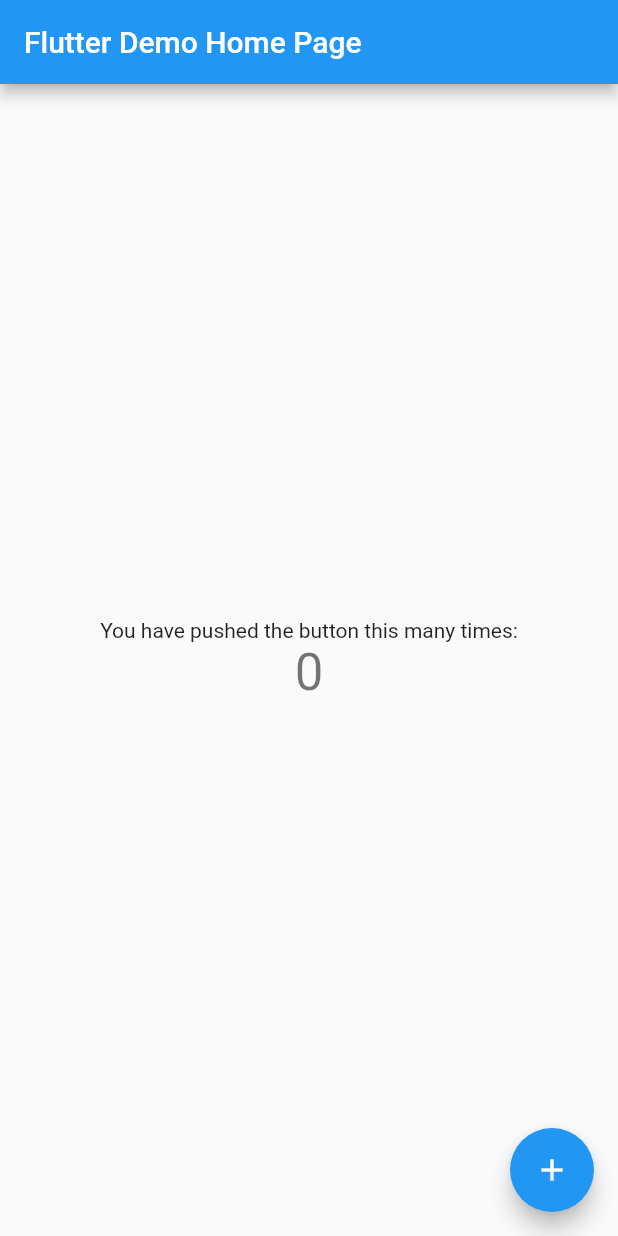
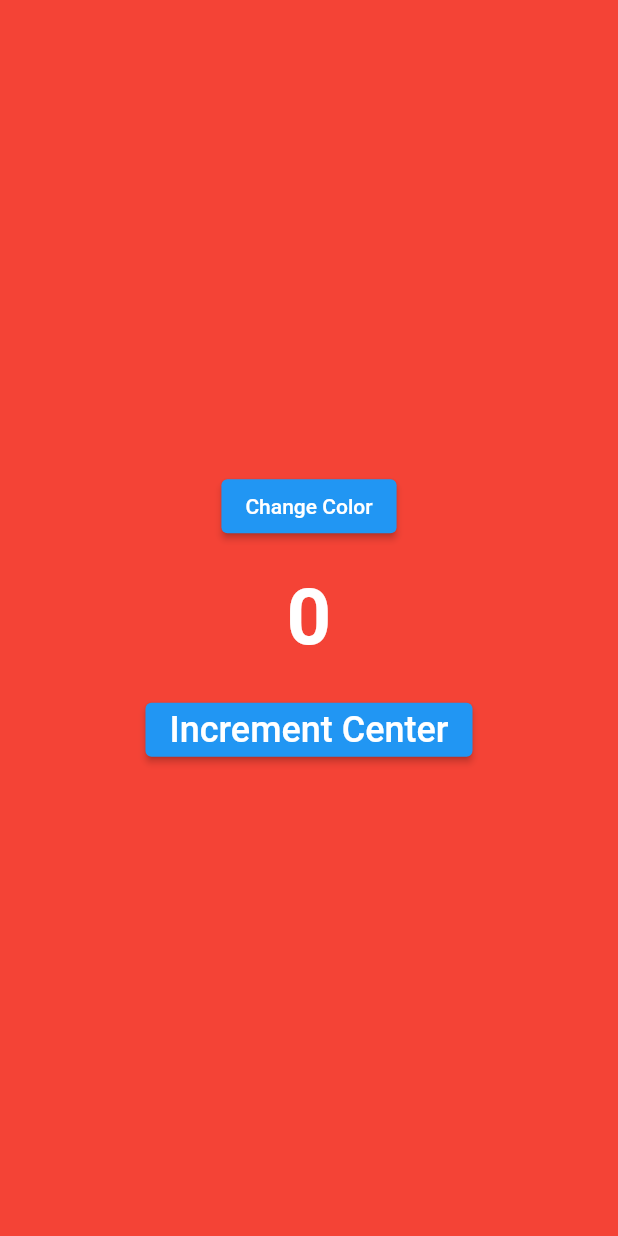
Before and after one commit to rsyd29/cubit2cubit_listener, a Flutter app: the screen it shows after launch, on a phone screen of 412 x 824 dp. Run offline on Flutter 3.47's test engine with Material 2 defaults, Android fonts, the phone set to English and light mode, and no system bars.

Commit message:
Create UI on MyHomePage

```diff
--- a/lib/main.dart
+++ b/lib/main.dart
@@ -7,109 +7,61 @@ void main() {
 class MyApp extends StatelessWidget {
   const MyApp({Key? key}) : super(key: key);
 
-  // This widget is the root of your application.
   @override
   Widget build(BuildContext context) {
     return MaterialApp(
       title: 'Flutter Demo',
       theme: ThemeData(
-        // This is the theme of your application.
-        //
-        // Try running your application with "flutter run". You'll see the
-        // application has a blue toolbar. Then, without quitting the app, try
-        // changing the primarySwatch below to Colors.green and then invoke
-        // "hot reload" (press "r" in the console where you ran "flutter run",
-        // or simply save your changes to "hot reload" in a Flutter IDE).
-        // Notice that the counter didn't reset back to zero; the application
-        // is not restarted.
         primarySwatch: Colors.blue,
       ),
-      home: const MyHomePage(title: 'Flutter Demo Home Page'),
+      home: const MyHomePage(),
     );
   }
 }
 
-class MyHomePage extends StatefulWidget {
-  const MyHomePage({Key? key, required this.title}) : super(key: key);
-
-  // This widget is the home page of your application. It is stateful, meaning
-  // that it has a State object (defined below) that contains fields that affect
-  // how it looks.
-
-  // This class is the configuration for the state. It holds the values (in this
-  // case the title) provided by the parent (in this case the App widget) and
-  // used by the build method of the State. Fields in a Widget subclass are
-  // always marked "final".
-
-  final String title;
-
-  @override
-  State<MyHomePage> createState() => _MyHomePageState();
-}
-
-class _MyHomePageState extends State<MyHomePage> {
-  int _counter = 0;
-
-  void _incrementCounter() {
-    setState(() {
-      // This call to setState tells the Flutter framework that something has
-      // changed in this State, which causes it to rerun the build method below
-      // so that the display can reflect the updated values. If we changed
-      // _counter without calling setState(), then the build method would not be
-      // called again, and so nothing would appear to happen.
-      _counter++;
-    });
-  }
+class MyHomePage extends StatelessWidget {
+  const MyHomePage({Key? key}) : super(key: key);
 
   @override
   Widget build(BuildContext context) {
-    // This method is rerun every time setState is called, for instance as done
-    // by the _incrementCounter method above.
-    //
-    // The Flutter framework has been optimized to make rerunning build methods
-    // fast, so that you can just rebuild anything that needs updating rather
-    // than having to individually change instances of widgets.
     return Scaffold(
-      appBar: AppBar(
-        // Here we take the value from the MyHomePage object that was created by
-        // the App.build method, and use it to set our appbar title.
-        title: Text(widget.title),
-      ),
+      backgroundColor: Colors.red,
       body: Center(
-        // Center is a layout widget. It takes a single child and positions it
-        // in the middle of the parent.
         child: Column(
-          // Column is also a layout widget. It takes a list of children and
-          // arranges them vertically. By default, it sizes itself to fit its
-          // children horizontally, and tries to be as tall as its parent.
-          //
-          // Invoke "debug painting" (press "p" in the console, choose the
-          // "Toggle Debug Paint" action from the Flutter Inspector in Android
-          // Studio, or the "Toggle Debug Paint" command in Visual Studio Code)
-          // to see the wireframe for each widget.
-          //
-          // Column has various properties to control how it sizes itself and
-          // how it positions its children. Here we use mainAxisAlignment to
-          // center the children vertically; the main axis here is the vertical
-          // axis because Columns are vertical (the cross axis would be
-          // horizontal).
           mainAxisAlignment: MainAxisAlignment.center,
-          children: <Widget>[
-            const Text(
-              'You have pushed the button this many times:',
+          children: [
+            ElevatedButton(
+              child: Text(
+                'Change Color',
+              ),
+              onPressed: () {},
+            ),
+            SizedBox(
+              height: 20.0,
             ),
             Text(
-              '$_counter',
-              style: Theme.of(context).textTheme.headline4,
+              '0',
+              style: TextStyle(
+                fontSize: 52.0,
+                fontWeight: FontWeight.bold,
+                color: Colors.white,
+              ),
+            ),
+            SizedBox(
+              height: 20.0,
+            ),
+            ElevatedButton(
+              child: Text(
+                'Increment Center',
+                style: TextStyle(
+                  fontSize: 24.0,
+                ),
+              ),
+              onPressed: () {},
             ),
           ],
         ),
       ),
-      floatingActionButton: FloatingActionButton(
-        onPressed: _incrementCounter,
-        tooltip: 'Increment',
-        child: const Icon(Icons.add),
-      ), // This trailing comma makes auto-formatting nicer for build methods.
     );
   }
 }
```
